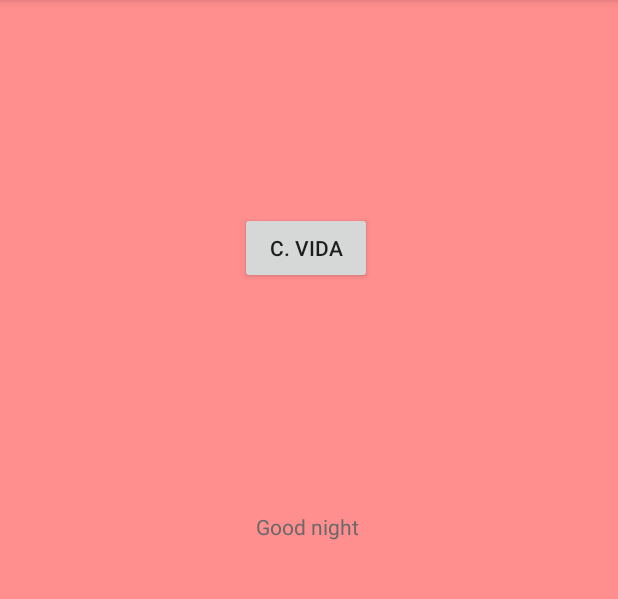
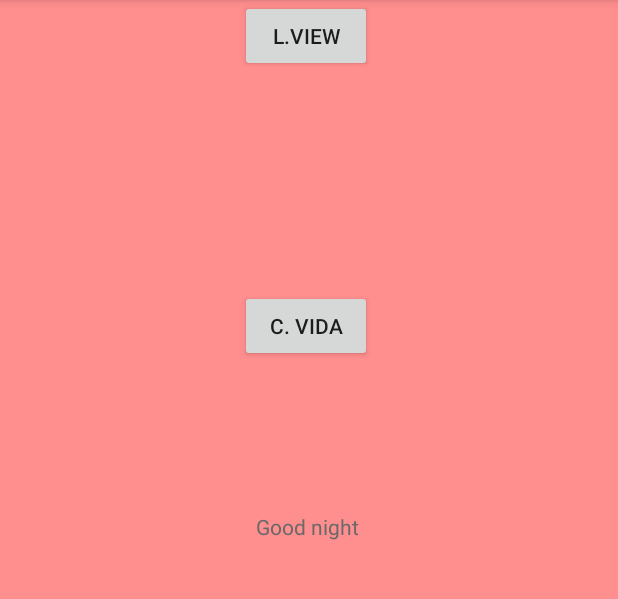
Before and after one commit to EPN-2023B-Moviles-GR2SW/mov-gr2sw-villacis-rivera-jean-pierre, an Android app built with Jetpack Compose: the screen it shows after launch (MainActivity), on a phone screen of 412 x 824 dp, the part 84-683 px from its top. Run offline under Robolectric (Android 15) with nearby library versions, the phone set to English and light mode, and no system bars.

Commit message:
Clase 11

```diff
--- a/02-Android/app/src/main/AndroidManifest.xml
+++ b/02-Android/app/src/main/AndroidManifest.xml
@@ -13,14 +13,18 @@
         android:theme="@style/Theme.AppCompat.Light"
         tools:targetApi="31">
         <activity
+            android:name=".BListView"
+            android:exported="false" />
+        <activity
             android:name=".ACicloVida"
             android:exported="false" />
         <activity
             android:name=".MainActivity"
             android:exported="true"
-            android:label="@string/app_name" >
+            android:label="@string/app_name">
             <intent-filter>
                 <action android:name="android.intent.action.MAIN" />
+
                 <category android:name="android.intent.category.LAUNCHER" />
             </intent-filter>
         </activity>
--- a/02-Android/app/src/main/java/com/example/b2023gr2sw/MainActivity.kt
+++ b/02-Android/app/src/main/java/com/example/b2023gr2sw/MainActivity.kt
@@ -25,6 +25,11 @@ class MainActivity : AppCompatActivity() {
             .setOnClickListener{
                 irActividad(ACicloVida::class.java)
             }
+        val botonListView = findViewById<Button>(R.id.btn_ir_list_view)
+        botonListView
+            .setOnClickListener {
+                irActividad(BListView::class.java)
+            }
     }
     fun irActividad(
         clase:Class<*>
--- a/02-Android/app/src/main/res/layout/activity_main.xml
+++ b/02-Android/app/src/main/res/layout/activity_main.xml
@@ -24,10 +24,19 @@
         android:id="@+id/btn_ciclo_vida"
         android:layout_width="wrap_content"
         android:layout_height="wrap_content"
-        android:layout_marginBottom="152dp"
+        android:layout_marginBottom="100dp"
         android:text="C. VIDA"
         app:layout_constraintBottom_toTopOf="@+id/textView"
         app:layout_constraintEnd_toEndOf="@+id/textView"
         app:layout_constraintHorizontal_bias="0.571"
         app:layout_constraintStart_toStartOf="@+id/textView" />
+
+    <Button
+        android:id="@+id/btn_ir_list_view"
+        android:layout_width="wrap_content"
+        android:layout_height="wrap_content"
+        android:text="L.VIEW"
+        app:layout_constraintEnd_toEndOf="@+id/btn_ciclo_vida"
+        app:layout_constraintStart_toStartOf="@+id/btn_ciclo_vida"
+        tools:layout_editor_absoluteY="74dp" />
 </androidx.constraintlayout.widget.ConstraintLayout>
```
Also changed, not shown: 02-Android/app/src/main/java/com/example/b2023gr2sw/BBaseDatosMemoria.kt (added, +22 -0 lines), 02-Android/app/src/main/java/com/example/b2023gr2sw/BEntrenador.kt (added, +10 -0 lines), 02-Android/app/src/main/java/com/example/b2023gr2sw/BListView.kt (added, +29 -0 lines), 02-Android/app/src/main/res/layout/activity_blist_view.xml (added, +28 -0 lines).
